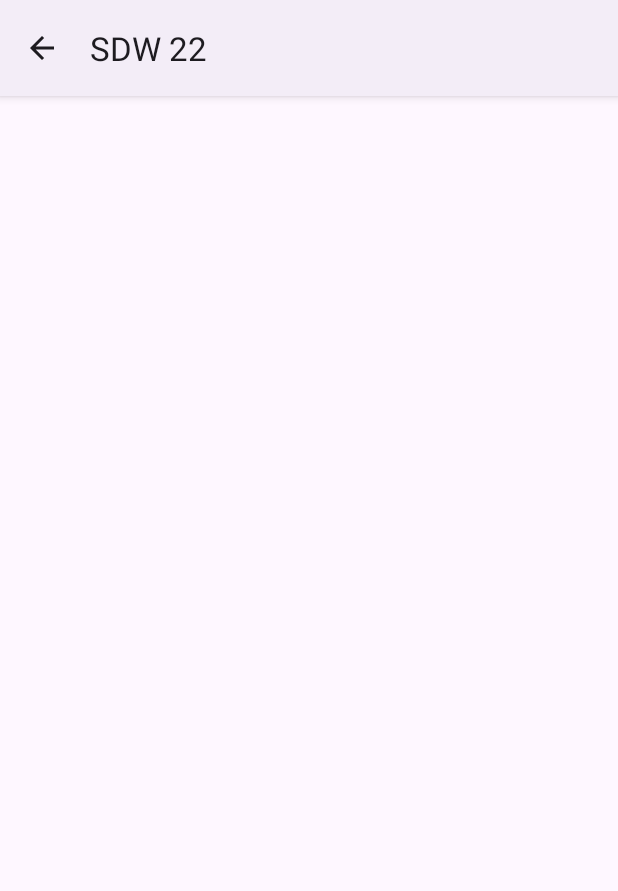
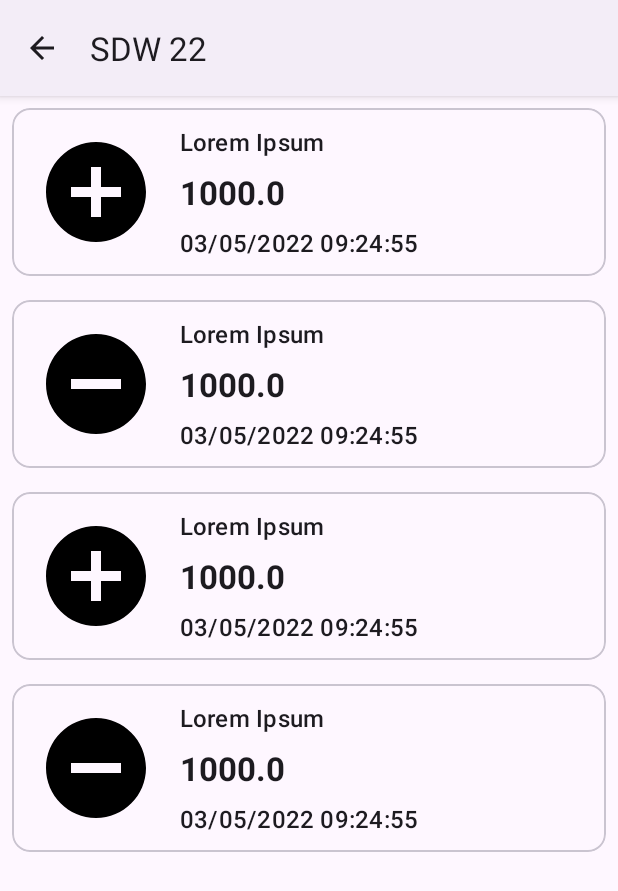
Before and after one commit to carlospessin/bankline-android, an Android app: the BankStatementActivity screen opened directly, with no data from a screen before it, on a phone screen of 412 x 824 dp. Shown: the top 891 px of the screen. Run offline under Robolectric (Android 15) with nearby library versions, the phone set to English and light mode, and no system bars.

Commit message:
add mockup to show list data

```diff
--- a/app/src/main/java/me/dio/bankline/ui/statement/BankStatementActivity.kt
+++ b/app/src/main/java/me/dio/bankline/ui/statement/BankStatementActivity.kt
@@ -3,8 +3,12 @@ package me.dio.bankline.ui.statement
 import androidx.appcompat.app.AppCompatActivity
 import android.os.Bundle
 import android.util.Log
+import androidx.recyclerview.widget.LinearLayoutManager
 import me.dio.bankline.databinding.ActivityBankStatementBinding
 import me.dio.bankline.domain.Correntista
+import me.dio.bankline.domain.Movimentacao
+import me.dio.bankline.domain.TipoMovimentacao
+import me.dio.bankline.ui.adapters.BankStatementAdapter
 
 class BankStatementActivity : AppCompatActivity() {
 
@@ -24,6 +28,17 @@ class BankStatementActivity : AppCompatActivity() {
         super.onCreate(savedInstanceState)
         setContentView(binding.root)
 
-        Log.d("teste", "chegou aqui o ID: ${accountHolder.id}")
+        binding.rvBankStatement.layoutManager = LinearLayoutManager(this)
+
+        findBankStatement()
+    }
+
+    private fun findBankStatement() {
+        val dataSet = ArrayList<Movimentacao>()
+        dataSet.add(Movimentacao(1, "03/05/2022 09:24:55", "Lorem Ipsum", 1000.0, TipoMovimentacao.RECEITA, 1))
+        dataSet.add(Movimentacao(1, "03/05/2022 09:24:55", "Lorem Ipsum", 1000.0, TipoMovimentacao.DESPESA, 1))
+        dataSet.add(Movimentacao(1, "03/05/2022 09:24:55", "Lorem Ipsum", 1000.0, TipoMovimentacao.RECEITA, 1))
+        dataSet.add(Movimentacao(1, "03/05/2022 09:24:55", "Lorem Ipsum", 1000.0, TipoMovimentacao.DESPESA, 1))
+        binding.rvBankStatement.adapter = BankStatementAdapter(dataSet)
     }
 }
--- /dev/null
+++ b/app/src/main/java/me/dio/bankline/ui/statement/BankStatementAdapter.kt
@@ -0,0 +1,39 @@
+package me.dio.bankline.ui.adapters
+
+import android.view.LayoutInflater
+import android.view.ViewGroup
+import androidx.recyclerview.widget.RecyclerView
+import me.dio.bankline.R
+import me.dio.bankline.databinding.BankStatementItemBinding
+import me.dio.bankline.domain.Movimentacao
+import me.dio.bankline.domain.TipoMovimentacao
+
+/**
+ * Reference: https://developer.android.com/guide/topics/ui/layout/recyclerview?hl=pt-br#kotlin
+ */
+class BankStatementAdapter(private val dataSet: List<Movimentacao>) : RecyclerView.Adapter<BankStatementAdapter.ViewHolder>() {
+
+    class ViewHolder(private val binding: BankStatementItemBinding) : RecyclerView.ViewHolder(binding.root) {
+
+        fun bind(item: Movimentacao) = with(binding) {
+            tvDescription.text = item.descricao
+            tvValue.text = item.valor.toString()
+            tvDatetime.text = item.dataHora
+
+            val typeIcon = if(TipoMovimentacao.RECEITA == item.tipo) R.drawable.ic_money_in else R.drawable.ic_money_out
+            ivIcon.setImageResource(typeIcon)
+        }
+    }
+
+    override fun onCreateViewHolder(parent: ViewGroup, viewType: Int): ViewHolder {
+        val binding = BankStatementItemBinding.inflate(LayoutInflater.from(parent.context), parent, false)
+        return ViewHolder(binding)
+    }
+
+    override fun onBindViewHolder(viewHolder: ViewHolder, position: Int) {
+        val item = dataSet[position]
+        viewHolder.bind(item)
+    }
+
+    override fun getItemCount() = dataSet.size
+}
```
